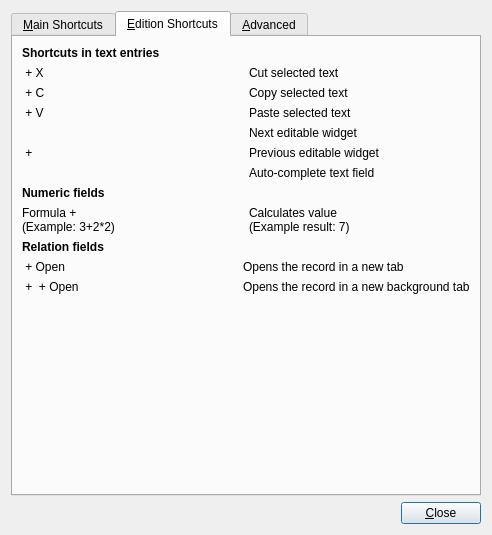
xrg/openerp-client-kde, file Koo/ui/shortcuts.ui: the form before one commit.
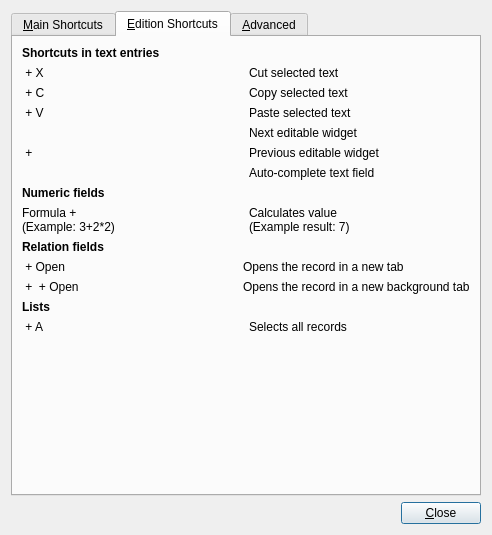
The form after the commit. The open tabs and pages were chosen to show the change. Icons and pictures are not drawn.

Commit message: Added "Ctrl+A" on lists shortcut description per request in bug #401487.

What changed in the file:
```diff
--- a/Koo/ui/shortcuts.ui
+++ b/Koo/ui/shortcuts.ui
@@ -439,6 +439,37 @@
          </item>
         </layout>
        </item>
+       <item>
+        <widget class="QLabel" name="label_64">
+         <property name="font">
+          <font>
+           <weight>75</weight>
+           <bold>true</bold>
+          </font>
+         </property>
+         <property name="text">
+          <string>Lists</string>
+         </property>
+        </widget>
+       </item>
+       <item>
+        <layout class="QHBoxLayout" name="horizontalLayout">
+         <item>
+          <widget class="QLabel" name="label_66">
+           <property name="text">
+            <string>&lt;Ctrl&gt; + A</string>
+           </property>
+          </widget>
+         </item>
+         <item>
+          <widget class="QLabel" name="label_65">
+           <property name="text">
+            <string>Selects all records</string>
+           </property>
+          </widget>
+         </item>
+        </layout>
+       </item>
        <item>
         <spacer>
          <property name="orientation">
```
Left out of the diff: 41 changed lines with no effect on the pictures.
